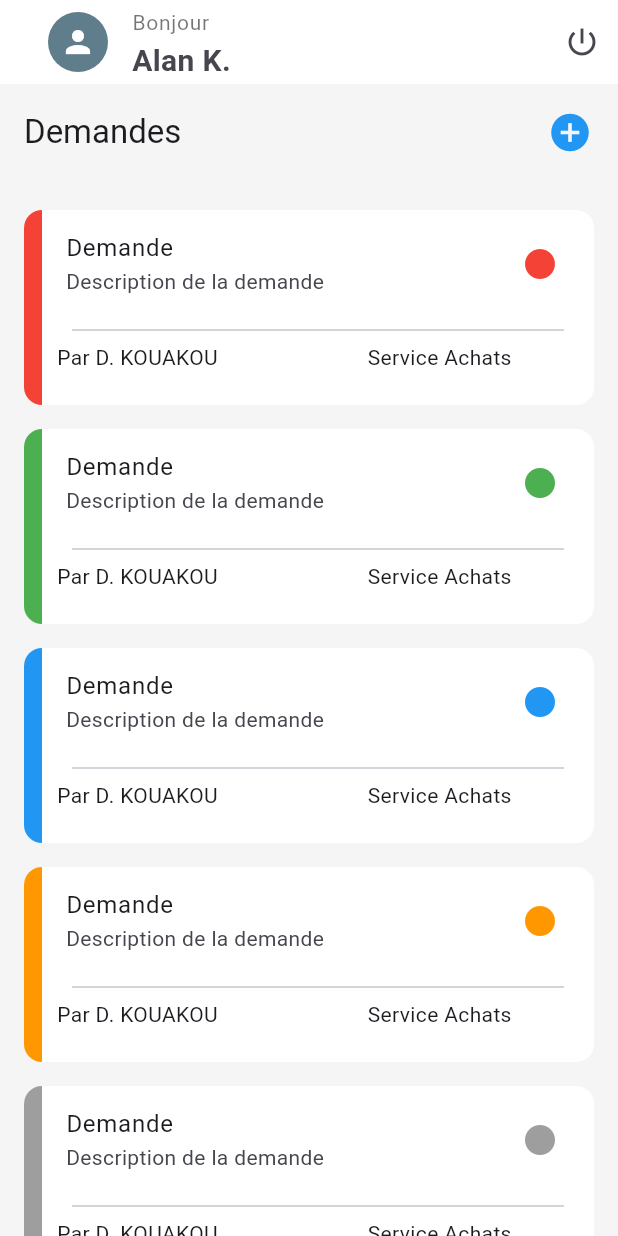
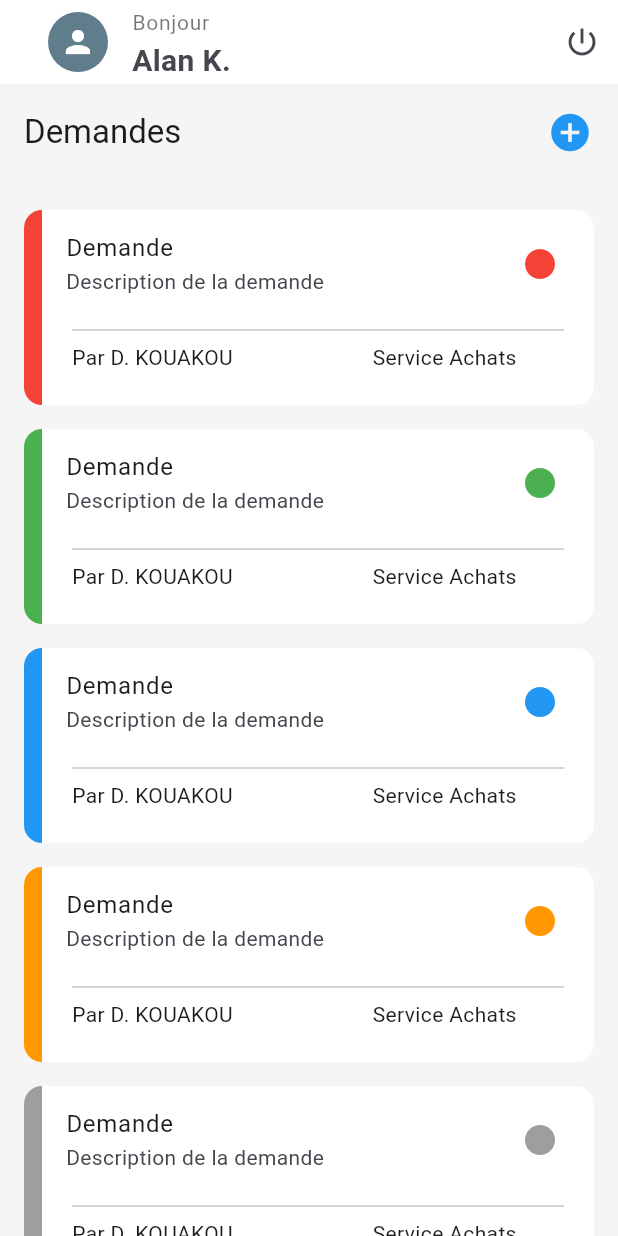
Before and after one commit to alankouakou/edemandes, a Flutter app: the screen it shows once a user with an empty profile is signed in, on a phone screen of 412 x 824 dp. Run offline on Flutter 3.47's test engine with Material 3 defaults, Android fonts, the phone set to English and light mode, and no system bars; our stand-ins replace firebase_auth, firebase_core, flutter_riverpod, fluttertoast; accounts and stored records are empty.

Commit message:
customPanel et add_demande ajoutés

```diff
--- a/lib/features/demandes/presentation/widgets/custom_panel.dart
+++ b/lib/features/demandes/presentation/widgets/custom_panel.dart
@@ -36,7 +36,7 @@
                       child: Divider(),
                     ),
                     const Padding(
-                      padding: EdgeInsets.only(left: 10.0),
+                      padding: EdgeInsets.only(left: 20.0),
                       child: Row(
                         mainAxisAlignment: MainAxisAlignment.spaceBetween,
                         children: [
```
Also changed, not shown: lib/features/demandes/presentation/pages/add_demande_page.dart (+6 -2 lines).
